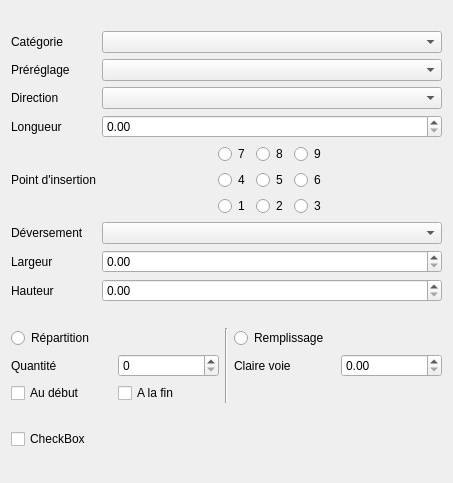
This is freecad/workbench_gespal3d/resources/ui/panel_composant.ui in j-wiedemann/gespal_3d_release as Qt 5 draws it before an edit. The edited form follows.
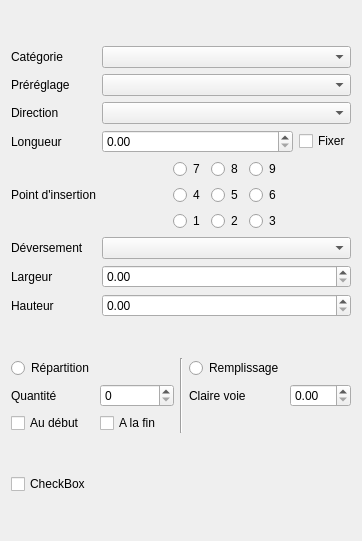
This is the edited form.

What changed in the file:
```diff
--- a/freecad/workbench_gespal3d/resources/ui/panel_composant.ui
+++ b/freecad/workbench_gespal3d/resources/ui/panel_composant.ui
@@ -6,8 +6,8 @@
    <rect>
     <x>0</x>
     <y>0</y>
-    <width>453</width>
-    <height>483</height>
+    <width>362</width>
+    <height>541</height>
    </rect>
   </property>
   <property name="contextMenuPolicy">
@@ -120,13 +120,6 @@
        </property>
       </widget>
      </item>
-     <item row="3" column="1">
-      <widget class="QDoubleSpinBox" name="doubleSpinBox">
-       <property name="toolTip">
-        <string>Définir la longueur du composant (elle s'adapte automatiquement aux dimensions du produit en fonction de la direction donnée).</string>
-       </property>
-      </widget>
-     </item>
      <item row="4" column="1">
       <layout class="QHBoxLayout" name="horizontalLayout_6">
        <item>
@@ -224,6 +217,24 @@
        </item>
       </layout>
      </item>
+     <item row="3" column="1">
+      <layout class="QHBoxLayout" name="horizontalLayout" stretch="1,0">
+       <item>
+        <widget class="QDoubleSpinBox" name="doubleSpinBox">
+         <property name="toolTip">
+          <string>Définir la longueur du composant (elle s'adapte automatiquement aux dimensions du produit en fonction de la direction donnée).</string>
+         </property>
+        </widget>
+       </item>
+       <item>
+        <widget class="QCheckBox" name="checkBox">
+         <property name="text">
+          <string>Fixer</string>
+         </property>
+        </widget>
+       </item>
+      </layout>
+     </item>
     </layout>
    </item>
    <item>
```
